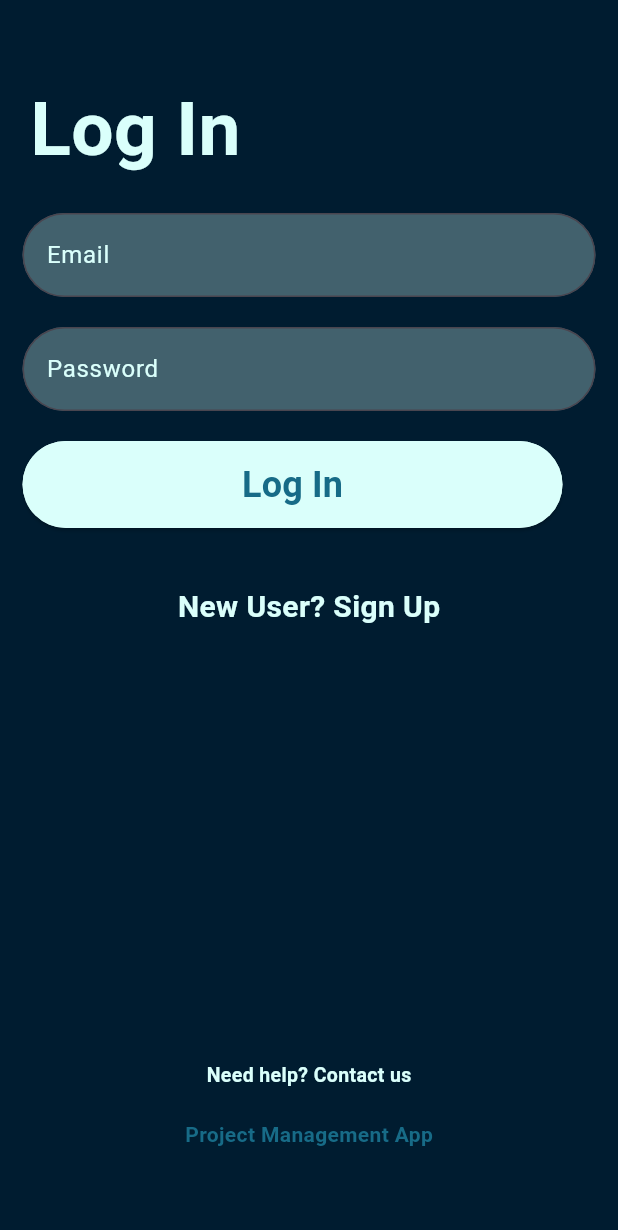
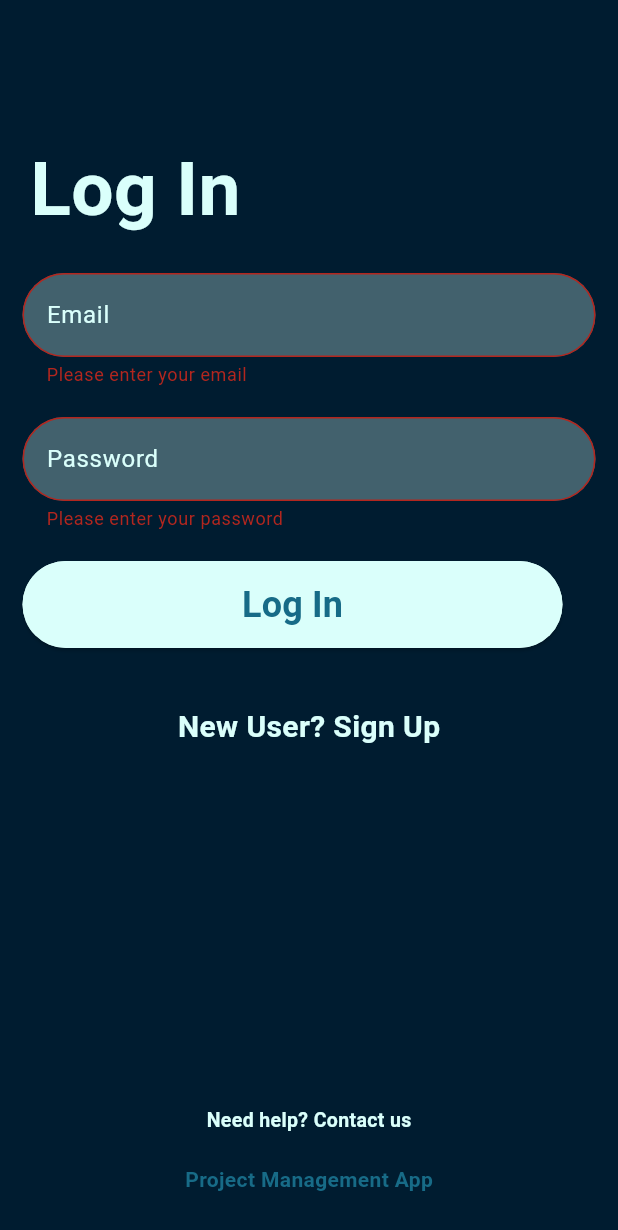
Before and after one commit to prerna12s/Project_Management_App, a Flutter app: the loginPage screen opened directly, after a tap on "Log In", on a phone screen of 412 x 824 dp. Shown: the top 1230 px of the screen. Run offline on Flutter 3.47's test engine with Material 3 defaults, Android fonts, the phone set to English and light mode, and no system bars; our stand-ins replace firebase_core, flutter_animate, get, google_fonts; missing offline and left inert: simple_animation_progress_bar; accounts and stored records are empty; network calls fail.

Commit message:
login added

```diff
--- a/lib/Pages/login_page.dart
+++ b/lib/Pages/login_page.dart
@@ -1,11 +1,11 @@
-import 'dart:convert';
-import 'package:http/http.dart' as http;
+import 'package:get/get.dart';
+import 'package:get/get_core/src/get_main.dart';
 import 'package:flutter/material.dart';
-import 'package:http/http.dart';
 import 'package:project_management_/Pages/SignUp.dart';
 import 'package:project_management_/Pages/error.dart';
-import 'package:project_management_/Pages/phone_auth1.dart';
-import 'package:project_management_/screens/bottom_nav_bar.dart';
+import 'package:project_management_/modals/login_controller.dart';
+
+
 
 class loginPage extends StatefulWidget {
   const loginPage({super.key});
@@ -16,34 +16,14 @@ class loginPage extends StatefulWidget {
 
 class _loginPageState extends State<loginPage> {
 
-  TextEditingController emailController = TextEditingController();
-  TextEditingController passwordController = TextEditingController();
+  loginController controller = Get.put(loginController());
+  final GlobalKey<FormState> _formKey = GlobalKey<FormState>();
 
 
 
-  Future<void> login(String email, String password) async {
-    try {
-      final response = await http.post(
-        Uri.parse('https://reqres.in/api/register'),
-        headers: {'Content-Type': 'application/json'},
-        body: jsonEncode({
-          'email': email,
-          'password': password,
-        }),
-      );
-
-      print('Response status code: ${response.statusCode}');
-      print('Response body: ${response.body}');
-
-      if (response.statusCode == 200) {
-        print('Account created successfully');
-        Navigator.push(context, MaterialPageRoute(builder: (context) => bottomNavBar()));
-      } else {
-        print('Failed to create account. Error: ${response.body}');
-      }
-    } catch (e) {
-      print(e.toString());
-    }
+  @override
+    void initState(){
+    super.initState();
   }
 
 
@@ -54,13 +34,15 @@ class _loginPageState extends State<loginPage> {
 
 
         body: SingleChildScrollView(
+          child: Form(
+            key: _formKey,
             child: Column(
 
 
                 crossAxisAlignment: CrossAxisAlignment.start,
 
                 children: [
-                SizedBox(height: 50),
+                  SizedBox(height: 90),
                   Row(
                     children: [
                       SizedBox(width: 20),
@@ -73,7 +55,7 @@ class _loginPageState extends State<loginPage> {
                       Padding(
                         padding:  EdgeInsets.only(top:20,right:15,left:15),
                         child: TextFormField(
-                        controller: emailController,
+                          controller: controller.emailController.value,
                                  decoration: InputDecoration(
                               fillColor: Color(0x4DDAFFFB),
                               filled:true,
@@ -84,6 +66,14 @@ class _loginPageState extends State<loginPage> {
                                   borderRadius: BorderRadius.circular(35)
                               )
                           ),
+                          validator: (value) {
+                            if (value!.isEmpty) {
+                              return 'Please enter your email';
+                            } else if (!GetUtils.isEmail(value!)) {
+                              return 'Please enter a valid email';
+                            }
+                            return null;
+                          },
                         ),
                       ),
 
@@ -92,7 +82,7 @@ class _loginPageState extends State<loginPage> {
                         padding: const EdgeInsets.only(top:20,left:15,right: 15),
                         child:
                         TextFormField(
-                        controller: passwordController,
+                          controller: controller.passwordController.value,
                                                decoration: InputDecoration(
                               fillColor: Color(0x4DDAFFFB),
                               filled: true,
@@ -104,6 +94,15 @@ class _loginPageState extends State<loginPage> {
                               )
                           ),
                           obscureText: true,
+                          validator: (value) {
+                            if (value!.isEmpty) {
+                              return 'Please enter your password';
+                            } else if (value.length < 6) {
+                              return 'Password must be at least 6 characters';
+                            }
+                            return null;
+                          },
+
                         ),
                       ),
                     ],
@@ -123,7 +122,12 @@ class _loginPageState extends State<loginPage> {
                           style: ElevatedButton.styleFrom(backgroundColor: Color(0xffDAFFFB),
                             shape:RoundedRectangleBorder(borderRadius:BorderRadius.circular(30)),
                           ),onPressed: () {
-                              login(emailController.text.toString(), passwordController.text.toString());
+                          if (_formKey.currentState!.validate()) {
+                             controller.loginApi(
+                               email: controller.emailController.value,
+                               password: controller.passwordController.value,
+                             );
+                          }
                         },
 
                           child: Text('Log In',style:TextStyle(
@@ -156,7 +160,7 @@ class _loginPageState extends State<loginPage> {
                                     ),
                                   )
                               ),
-                             SizedBox(height: 250),
+                               SizedBox(height: 200),
 
                                Padding(
                                  padding: const EdgeInsets.only(bottom: 10.0),
@@ -198,6 +202,7 @@ class _loginPageState extends State<loginPage> {
 
 
                 ]),
+          ),
         )
     );
   }
--- a/lib/main.dart
+++ b/lib/main.dart
@@ -1,11 +1,9 @@
 import 'package:firebase_core/firebase_core.dart';
 import 'package:flutter/material.dart';
-import 'package:project_management_/Pages/phone_auth1.dart';
-import 'package:project_management_/Pages/phone_auth2.dart';
 import 'package:project_management_/Pages/splash.dart';
 import 'package:project_management_/firebase_options.dart';
 import 'package:get/get.dart';
-import 'package:project_management_/screens/Step3.dart';
+
 
 
 
@@ -18,11 +16,11 @@ Future <void> main() async{
   runApp(const MyApp());
 }
 
+
 class MyApp extends StatelessWidget {
   const MyApp({super.key});
 
-  // This widget is the root of your application.
-  @override
+   @override
   Widget build(BuildContext context) {
     return GetMaterialApp(
       title: 'Home',
--- a/pubspec.yaml
+++ b/pubspec.yaml
@@ -42,6 +42,7 @@ dependencies:
   simple_animation_progress_bar: ^1.6.0
   google_fonts: ^4.0.4
   http: ^0.13.4
+  google_sign_in: ^6.1.6
 
 dev_dependencies:
   flutter_test:
```
Also changed, not shown: lib/Pages/SignUp.dart (+10 -31 lines), lib/Pages/notifications.dart (+21 -26 lines), lib/Pages/settings.dart (+13 -53 lines), lib/modals/login_controller.dart (added, +66 -0 lines), lib/modals/signup_controller.dart (added, +64 -0 lines), pubspec.lock, 2 other files. Lines whose indentation alone changed are shown as unchanged.
